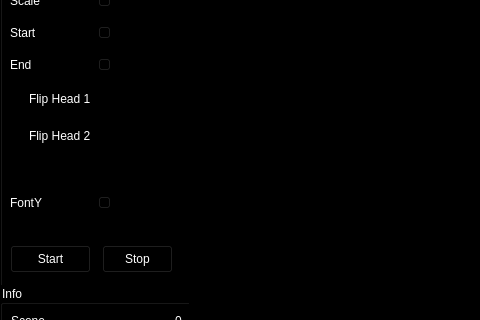
Above: visuals/gui.ui from RhythmsOfRelating/LabVisuals before the change; both pictures show x 0 to 480 and y 164 to 484 of the 1212 by 738 pixel window. Below: the same form after it.
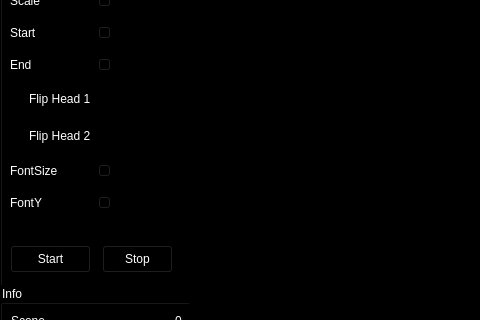
That is the form after the change.

Commit message: :construction: renamed GUI elements following convention and disabled them during the development phase.

What changed in the file:
```diff
--- a/visuals/gui.ui
+++ b/visuals/gui.ui
@@ -178,17 +178,6 @@
       </item>
      </layout>
     </widget>
-    <widget class="QWidget" name="horizontalLayoutWidget">
-     <property name="geometry">
-      <rect>
-       <x>10</x>
-       <y>180</y>
-       <width>195</width>
-       <height>31</height>
-      </rect>
-     </property>
-     <layout class="QHBoxLayout" name="horizontalLayout_13"/>
-    </widget>
     <widget class="QPushButton" name="startButton">
      <property name="geometry">
       <rect>
@@ -484,7 +473,7 @@
     </property>
     <layout class="QHBoxLayout" name="CentralArea"/>
    </widget>
-   <widget class="QWidget" name="">
+   <widget class="QWidget" name="layoutWidget">
     <property name="geometry">
      <rect>
       <x>640</x>
```
Left out of the diff: 28 changed lines with no effect on the pictures. The commit also changes 2 other files.
